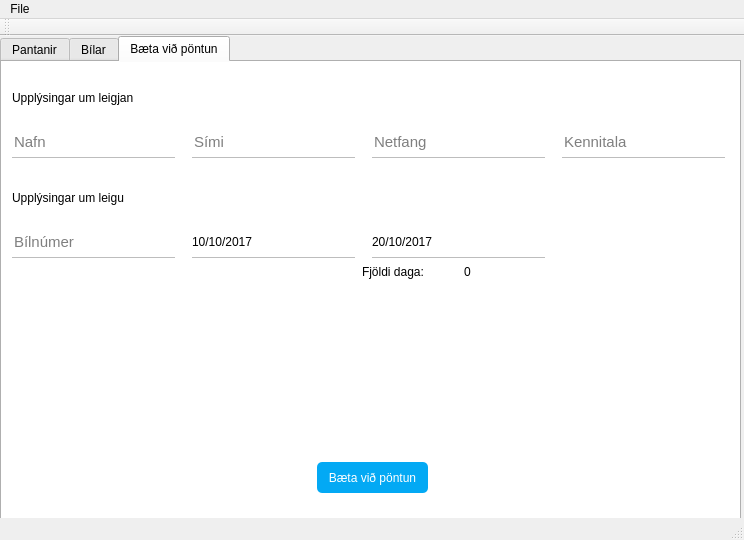
First picture: the form in desktop/mainwindow.ui, repository gudmunduro/lokaverkefni, before the edit.
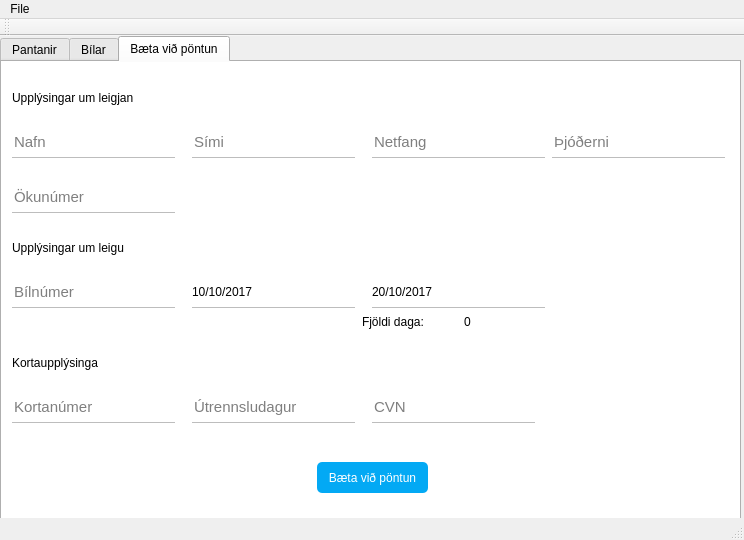
Second picture: the form after the edit. The open tabs and pages were chosen to show the change.

What changed in the file:
```diff
--- a/desktop/mainwindow.ui
+++ b/desktop/mainwindow.ui
@@ -355,7 +355,7 @@
       <property name="geometry">
        <rect>
         <x>10</x>
-        <y>165</y>
+        <y>215</y>
         <width>163</width>
         <height>31</height>
        </rect>
@@ -384,7 +384,7 @@
       <property name="geometry">
        <rect>
         <x>10</x>
-        <y>125</y>
+        <y>175</y>
         <width>131</width>
         <height>21</height>
        </rect>
@@ -406,24 +406,11 @@
        <string>Netfang</string>
       </property>
      </widget>
-     <widget class="QLineEdit" name="lineEdit_6">
-      <property name="geometry">
-       <rect>
-        <x>560</x>
-        <y>65</y>
-        <width>163</width>
-        <height>31</height>
-       </rect>
-      </property>
-      <property name="placeholderText">
-       <string>Kennitala</string>
-      </property>
-     </widget>
      <widget class="QPushButton" name="setFromDateButton">
       <property name="geometry">
        <rect>
         <x>190</x>
-        <y>165</y>
+        <y>215</y>
         <width>163</width>
         <height>31</height>
        </rect>
@@ -449,7 +436,7 @@
       <property name="geometry">
        <rect>
         <x>370</x>
-        <y>165</y>
+        <y>215</y>
         <width>173</width>
         <height>31</height>
        </rect>
@@ -503,7 +490,7 @@
       <property name="geometry">
        <rect>
         <x>450</x>
-        <y>200</y>
+        <y>250</y>
         <width>31</width>
         <height>20</height>
        </rect>
@@ -522,7 +509,7 @@
       <property name="geometry">
        <rect>
         <x>360</x>
-        <y>200</y>
+        <y>250</y>
         <width>61</width>
         <height>20</height>
        </rect>
@@ -531,6 +518,84 @@
        <string>Fjöldi daga: </string>
       </property>
      </widget>
+     <widget class="QLineEdit" name="nationalityLineEdit">
+      <property name="geometry">
+       <rect>
+        <x>550</x>
+        <y>65</y>
+        <width>173</width>
+        <height>31</height>
+       </rect>
+      </property>
+      <property name="placeholderText">
+       <string>Þjóðerni</string>
+      </property>
+     </widget>
+     <widget class="QLineEdit" name="driverIdLineEdit">
+      <property name="geometry">
+       <rect>
+        <x>10</x>
+        <y>120</y>
+        <width>163</width>
+        <height>31</height>
+       </rect>
+      </property>
+      <property name="placeholderText">
+       <string>Ökunúmer</string>
+      </property>
+     </widget>
+     <widget class="QLineEdit" name="cardNumberLineEdit">
+      <property name="geometry">
+       <rect>
+        <x>10</x>
+        <y>330</y>
+        <width>163</width>
+        <height>31</height>
+       </rect>
+      </property>
+      <property name="placeholderText">
+       <string>Kortanúmer</string>
+      </property>
+     </widget>
+     <widget class="QLabel" name="label_3">
+      <property name="geometry">
+       <rect>
+        <x>10</x>
+        <y>290</y>
+        <width>131</width>
+        <height>21</height>
+       </rect>
+      </property>
+      <property name="text">
+       <string>Kortaupplýsinga</string>
+      </property>
+     </widget>
+     <widget class="QLineEdit" name="expDateLineEdit">
+      <property name="geometry">
+       <rect>
+        <x>190</x>
+        <y>330</y>
+        <width>163</width>
+        <height>31</height>
+       </rect>
+      </property>
+      <property name="placeholderText">
+       <string>Útrennsludagur</string>
+      </property>
+     </widget>
+     <widget class="QLineEdit" name="cvnLineEdit">
+      <property name="geometry">
+       <rect>
+        <x>370</x>
+        <y>330</y>
+        <width>163</width>
+        <height>31</height>
+       </rect>
+      </property>
+      <property name="placeholderText">
+       <string>CVN</string>
+      </property>
+     </widget>
     </widget>
    </widget>
   </widget>
```
Left out of the diff: 10 changed lines with no effect on the pictures.
